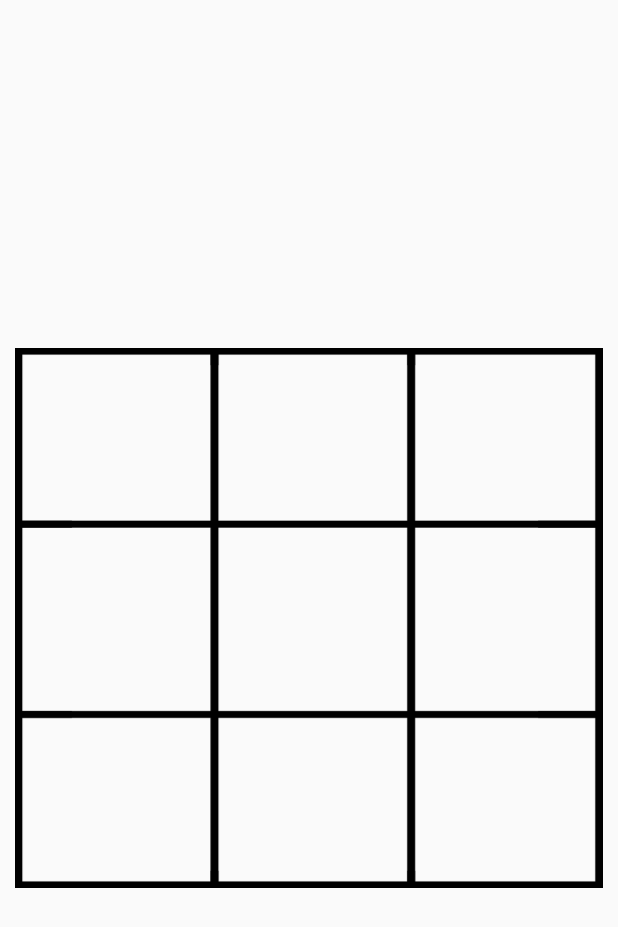
After one commit to iscomX/Android_proj, an Android app: the layout activity_connect_game.xml on its own in the app's theme, with its tools: preview values and no code run, on a phone screen of 412 x 824 dp. The commit adds this screen. Shown: the top 927 px of the screen. Run offline under Robolectric (Android 15) with nearby library versions, the phone set to English and light mode, and no system bars.

Commit message:
05- P3 Connect Game end

```diff
--- a/app/src/main/java/is/com/ConnectGame.java
+++ b/app/src/main/java/is/com/ConnectGame.java
@@ -13,91 +13,58 @@ import com.example.iscom.sharedprefs.R;
 
 public class ConnectGame extends ActionBarActivity {
 
-    // 0 = yellow, 1 = red
+    // 0 = white_rond, 1 = black_rond
 
     int activePlayer = 0;
 
     boolean gameIsActive = true;
 
-    // 2 means unplayed
+    // 7 means unplayed
 
-    int[] gameState = {2, 2, 2, 2, 2, 2, 2, 2, 2};
+    int[] gameState = {7, 7, 7, 7, 7, 7, 7, 7, 7};
 
     int[][] winningPositions = {{0, 1, 2}, {3, 4, 5}, {6, 7, 8}, {0, 3, 6}, {1, 4, 7}, {2, 5, 8}, {0, 4, 8}, {2, 4, 6}};
 
     public void playCennectGame(View view) {
 
         ImageView counter = (ImageView) view;
-
-
         int tappedCounter = Integer.parseInt(counter.getTag().toString());
 
-        if (gameState[tappedCounter] == 2 && gameIsActive) {
-
+        if (gameState[tappedCounter] == 7 && gameIsActive) {
             gameState[tappedCounter] = activePlayer;
-
             counter.setTranslationY(-1000f);
-
             if (activePlayer == 0) {
-
-                counter.setImageResource(R.drawable.yellow);
-
+                counter.setImageResource(R.drawable.white_rond);
                 activePlayer = 1;
-
             } else {
-
-                counter.setImageResource(R.drawable.red);
-
+                counter.setImageResource(R.drawable.black_rond);
                 activePlayer = 0;
-
             }
 
             counter.animate().translationYBy(1000f).rotation(360).setDuration(300);
-
             for (int[] winningPosition : winningPositions) {
-
                 if (gameState[winningPosition[0]] == gameState[winningPosition[1]] &&
                         gameState[winningPosition[1]] == gameState[winningPosition[2]] &&
-                        gameState[winningPosition[0]] != 2) {
-
+                        gameState[winningPosition[0]] != 7) {
                     // Someone has won!
-
                     gameIsActive = false;
-
-                    String winner = "Red";
-
+                    String winner = "Black";
                     if (gameState[winningPosition[0]] == 0) {
-
-                        winner = "Yellow";
-
+                        winner = "White";
                     }
-
-                    TextView winnerMessage = (TextView) findViewById(R.id.winnerMessage);
-
-                    winnerMessage.setText(winner + " has won!");
-
+                    TextView Message = (TextView) findViewById(R.id.winnerMessage);
+                    Message.setText(winner + " is win");
                     LinearLayout layout = (LinearLayout) findViewById(R.id.playAgainLayout);
-
                     layout.setVisibility(View.VISIBLE);
-
                 } else {
-
                     boolean gameIsOver = true;
-
                     for (int counterState : gameState) {
-
-                        if (counterState == 2) gameIsOver = false;
-
+                        if (counterState == 7) gameIsOver = false;
                     }
-
                     if (gameIsOver) {
-
                         TextView winnerMessage = (TextView) findViewById(R.id.winnerMessage);
-
                         winnerMessage.setText("It's a draw");
-
                         LinearLayout layout = (LinearLayout) findViewById(R.id.playAgainLayout);
-
                         layout.setVisibility(View.VISIBLE);
 
                     }
@@ -111,27 +78,17 @@ public class ConnectGame extends ActionBarActivity {
     }
 
     public void playAgain(View view) {
-
         gameIsActive = true;
-
         LinearLayout layout = (LinearLayout) findViewById(R.id.playAgainLayout);
-
         layout.setVisibility(View.INVISIBLE);
-
         activePlayer = 0;
-
         for (int i = 0; i < gameState.length; i++) {
-
-            gameState[i] = 2;
-
+            gameState[i] = 7;
         }
 
         GridLayout gridLayout = (GridLayout) findViewById(R.id.gridLayout);
-
         for (int i = 0; i < gridLayout.getChildCount(); i++) {
-
             ((ImageView) gridLayout.getChildAt(i)).setImageResource(0);
-
         }
 
     }
--- /dev/null
+++ b/app/src/main/res/layout/activity_connect_game.xml
@@ -0,0 +1,168 @@
+<?xml version="1.0" encoding="utf-8"?>
+<android.support.constraint.ConstraintLayout xmlns:android="http://schemas.android.com/apk/res/android"
+
+    xmlns:app="http://schemas.android.com/apk/res-auto"
+    xmlns:tools="http://schemas.android.com/tools"
+    android:layout_width="match_parent"
+    android:layout_height="match_parent"
+    android:paddingBottom="@dimen/activity_vertical_margin"
+    android:paddingLeft="@dimen/activity_horizontal_margin"
+    android:paddingRight="@dimen/activity_horizontal_margin"
+    android:paddingTop="@dimen/activity_vertical_margin"
+    tools:context="is.com.ConnectGame">
+
+
+    <!-- android:layout_alignParentEnd="true"-->
+    <GridLayout
+        android:id="@+id/gridLayout"
+        android:layout_width="match_parent"
+        android:layout_height="360dp"
+        android:layout_centerHorizontal="true"
+        android:layout_centerVertical="true"
+        android:background="@drawable/board"
+        android:columnCount="3"
+        android:rowCount="3"
+        app:layout_constraintBottom_toBottomOf="parent"
+        app:layout_constraintEnd_toEndOf="parent"
+        app:layout_constraintStart_toStartOf="parent"
+        app:layout_constraintTop_toTopOf="parent">
+
+        <ImageView
+            android:id="@+id/imageView_1"
+            android:layout_width="100dp"
+            android:layout_height="100dp"
+            android:layout_column="0"
+            android:layout_marginLeft="@dimen/D05"
+            android:layout_marginTop="@dimen/D05"
+            android:layout_row="0"
+            android:onClick="playCennectGame"
+            android:tag="0" />
+
+        <ImageView
+            android:id="@+id/imageView_2"
+            android:layout_width="100dp"
+            android:layout_height="100dp"
+            android:layout_column="1"
+            android:layout_marginLeft="@dimen/D15"
+            android:layout_marginTop="@dimen/D05"
+            android:layout_row="0"
+            android:onClick="playCennectGame"
+            android:tag="1" />
+
+        <ImageView
+            android:id="@+id/imageView_3"
+            android:layout_width="100dp"
+            android:layout_height="100dp"
+            android:layout_column="2"
+            android:layout_marginLeft="@dimen/D15"
+            android:layout_marginTop="@dimen/D05"
+            android:layout_row="0"
+            android:onClick="playCennectGame"
+            android:tag="2" />
+
+        <ImageView
+            android:id="@+id/imageView_4"
+            android:layout_width="100dp"
+            android:layout_height="100dp"
+            android:layout_column="0"
+            android:layout_marginLeft="@dimen/D05"
+            android:layout_marginTop="@dimen/D15"
+            android:layout_row="1"
+            android:onClick="playCennectGame"
+            android:tag="3" />
+
+        <ImageView
+            android:id="@+id/imageView_5"
+            android:layout_width="100dp"
+            android:layout_height="100dp"
+            android:layout_column="1"
+            android:layout_marginLeft="@dimen/D15"
+            android:layout_marginTop="@dimen/D15"
+            android:layout_row="1"
+            android:onClick="playCennectGame"
+            android:tag="4" />
+
+        <ImageView
+            android:id="@+id/imageView_6"
+            android:layout_width="100dp"
+            android:layout_height="100dp"
+            android:layout_column="2"
+            android:layout_marginLeft="@dimen/D15"
+            android:layout_marginTop="@dimen/D15"
+            android:layout_row="1"
+            android:onClick="playCennectGame"
+            android:tag="5" />
+
+        <ImageView
+            android:id="@+id/imageView_7"
+            android:layout_width="100dp"
+            android:layout_height="100dp"
+            android:layout_column="0"
+            android:layout_marginLeft="@dimen/D05"
+            android:layout_marginTop="@dimen/D20"
+            android:layout_row="2"
+            android:onClick="playCennectGame"
+            android:tag="6" />
+
+        <ImageView
+            android:id="@+id/imageView_8"
+            android:layout_width="100dp"
+            android:layout_height="100dp"
+            android:layout_column="1"
+            android:layout_marginLeft="@dimen/D15"
+            android:layout_marginTop="@dimen/D20"
+            android:layout_row="2"
+            android:onClick="playCennectGame"
+            android:tag="7" />
+
+        <ImageView
+            android:id="@+id/imageView_9"
+            android:layout_width="100dp"
+            android:layout_height="100dp"
+            android:layout_column="2"
+            android:layout_marginLeft="@dimen/D15"
+            android:layout_marginTop="@dimen/D20"
+            android:layout_row="2"
+            android:onClick="playCennectGame"
+            android:tag="8" />
+
+    </GridLayout>
+
+    <LinearLayout
+        android:id="@+id/playAgainLayout"
+        android:layout_width="wrap_content"
+        android:layout_height="wrap_content"
+        android:layout_centerHorizontal="true"
+        android:layout_centerVertical="true"
+        android:layout_marginEnd="8dp"
+        android:layout_marginStart="8dp"
+        android:background="@color/blueD"
+        android:orientation="vertical"
+        android:padding="30dp"
+        android:visibility="invisible"
+        app:layout_constraintBottom_toBottomOf="parent"
+        app:layout_constraintEnd_toEndOf="parent"
+        app:layout_constraintHorizontal_bias="0.489"
+        app:layout_constraintStart_toStartOf="parent"
+        app:layout_constraintTop_toTopOf="parent"
+        app:layout_constraintVertical_bias="0.499">
+
+        <TextView
+            android:id="@+id/winnerMessage"
+            android:layout_width="wrap_content"
+            android:layout_height="wrap_content"
+            android:layout_gravity="center_horizontal"
+            android:text="New Text"
+            android:textSize="30sp" />
+
+        <Button
+            android:id="@+id/playAgainButton"
+            android:layout_width="wrap_content"
+            android:layout_height="wrap_content"
+            android:layout_gravity="center_horizontal"
+            android:onClick="playAgain"
+            android:text="Play Again" />
+    </LinearLayout>
+
+
+</android.support.constraint.ConstraintLayout>
--- a/app/src/main/res/values/dimens.xml
+++ b/app/src/main/res/values/dimens.xml
@@ -7,7 +7,7 @@
     <dimen name="left_side_c3">15dp</dimen>
     <dimen name="top_side_r1">5dp</dimen>
     <dimen name="top_side_r2">15dp</dimen>
-    <dimen name="D30">20dp</dimen>
-    <dimen name="D25">15dp</dimen>
-    <dimen name="D10">5dp</dimen>
+    <dimen name="D20">20dp</dimen>
+    <dimen name="D15">15dp</dimen>
+    <dimen name="D05">5dp</dimen>
 </resources>
```
Also changed, not shown: app/src/main/res/drawable/black_rond.png (added), app/src/main/res/drawable/board.png, app/src/main/res/drawable/currency.jpg (added), app/src/main/res/drawable/red.png (deleted), app/src/main/res/drawable/white_rond.png (added), app/src/main/res/drawable/yellow.png (deleted).
